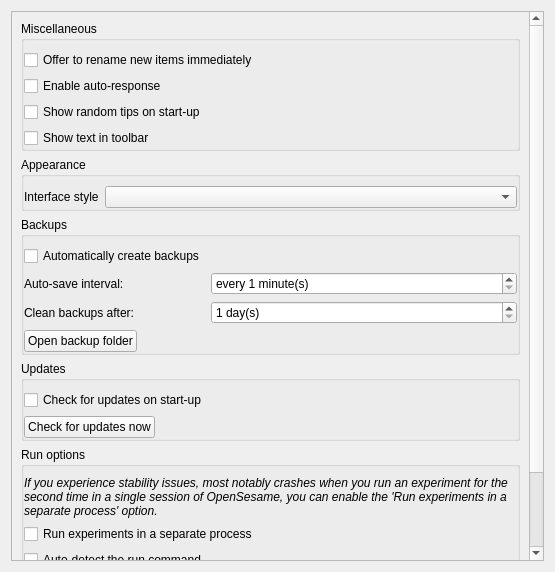
Before: the Qt Designer form resources/preferences_widget.ui in open-cogsci/OpenSesame, drawn with Qt 5.
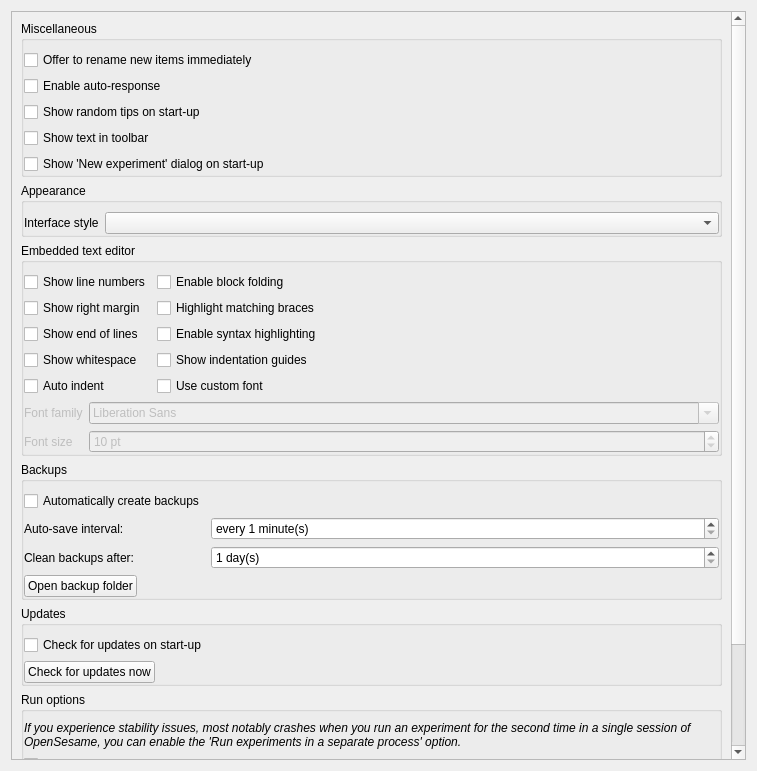
After: the same form once the commit is applied. Icons and pictures are not drawn.

Commit message: Various changes related to QScintilla and config.py

Diff of the .ui file:
```diff
--- a/resources/preferences_widget.ui
+++ b/resources/preferences_widget.ui
@@ -6,8 +6,8 @@
    <rect>
     <x>0</x>
     <y>0</y>
-    <width>555</width>
-    <height>572</height>
+    <width>757</width>
+    <height>771</height>
    </rect>
   </property>
   <property name="windowTitle">
@@ -24,8 +24,8 @@
        <rect>
         <x>0</x>
         <y>0</y>
-        <width>525</width>
-        <height>666</height>
+        <width>727</width>
+        <height>930</height>
        </rect>
       </property>
       <layout class="QVBoxLayout" name="verticalLayout_2">
@@ -78,6 +78,13 @@
             </property>
            </widget>
           </item>
+          <item row="4" column="0">
+           <widget class="QCheckBox" name="checkbox_new_experiment_dialog">
+            <property name="text">
+             <string>Show 'New experiment' dialog on start-up</string>
+            </property>
+           </widget>
+          </item>
          </layout>
         </widget>
        </item>
@@ -90,6 +97,9 @@
           <property name="leftMargin">
            <number>0</number>
           </property>
+          <property name="topMargin">
+           <number>9</number>
+          </property>
           <property name="rightMargin">
            <number>0</number>
           </property>
@@ -109,6 +119,142 @@
          </layout>
         </widget>
        </item>
+       <item>
+        <widget class="QGroupBox" name="groupbox_scintilla">
+         <property name="title">
+          <string>Embedded text editor</string>
+         </property>
+         <layout class="QFormLayout" name="formLayout_5">
+          <property name="fieldGrowthPolicy">
+           <enum>QFormLayout::AllNonFixedFieldsGrow</enum>
+          </property>
+          <property name="leftMargin">
+           <number>0</number>
+          </property>
+          <property name="rightMargin">
+           <number>0</number>
+          </property>
+          <property name="bottomMargin">
+           <number>0</number>
+          </property>
+          <item row="0" column="0">
+           <widget class="QCheckBox" name="checkbox_scintilla_line_numbers">
+            <property name="text">
+             <string>Show line numbers</string>
+            </property>
+           </widget>
+          </item>
+          <item row="0" column="1">
+           <widget class="QCheckBox" name="checkbox_scintilla_folding">
+            <property name="text">
+             <string>Enable block folding</string>
+            </property>
+           </widget>
+          </item>
+          <item row="1" column="0">
+           <widget class="QCheckBox" name="checkbox_scintilla_right_margin">
+            <property name="text">
+             <string>Show right margin</string>
+            </property>
+           </widget>
+          </item>
+          <item row="1" column="1">
+           <widget class="QCheckBox" name="checkbox_scintilla_brace_match">
+            <property name="text">
+             <string>Highlight matching braces</string>
+            </property>
+           </widget>
+          </item>
+          <item row="2" column="0">
+           <widget class="QCheckBox" name="checkbox_scintilla_eol_visible">
+            <property name="text">
+             <string>Show end of lines</string>
+            </property>
+           </widget>
+          </item>
+          <item row="2" column="1">
+           <widget class="QCheckBox" name="checkbox_scintilla_syntax_highlighting">
+            <property name="text">
+             <string>Enable syntax highlighting</string>
+            </property>
+           </widget>
+          </item>
+          <item row="3" column="0">
+           <widget class="QCheckBox" name="checkbox_scintilla_whitespace_visible">
+            <property name="text">
+             <string>Show whitespace</string>
+            </property>
+           </widget>
+          </item>
+          <item row="3" column="1">
+           <widget class="QCheckBox" name="checkbox_scintilla_indentation_guides">
+            <property name="text">
+             <string>Show indentation guides</string>
+            </property>
+           </widget>
+          </item>
+          <item row="4" column="0">
+           <widget class="QCheckBox" name="checkbox_scintilla_auto_indent">
+            <property name="text">
+             <string>Auto indent</string>
+            </property>
+           </widget>
+          </item>
+          <item row="4" column="1">
+           <widget class="QCheckBox" name="checkbox_scintilla_custom_font">
+            <property name="text">
+             <string>Use custom font</string>
+            </property>
+           </widget>
+          </item>
+          <item row="5" column="0" colspan="2">
+           <widget class="QWidget" name="widget_scintilla_font" native="true">
+            <property name="enabled">
+             <bool>false</bool>
+            </property>
+            <layout class="QFormLayout" name="formLayout_6">
+             <property name="fieldGrowthPolicy">
+              <enum>QFormLayout::AllNonFixedFieldsGrow</enum>
+             </property>
+             <property name="margin">
+              <number>0</number>
+             </property>
+             <item row="0" column="0">
+              <widget class="QLabel" name="label_4">
+               <property name="text">
+                <string>Font family</string>
+               </property>
+              </widget>
+             </item>
+             <item row="0" column="1">
+              <widget class="QFontComboBox" name="font_scintilla_font_family"/>
+             </item>
+             <item row="1" column="0">
+              <widget class="QLabel" name="label_5">
+               <property name="text">
+                <string>Font size</string>
+               </property>
+              </widget>
+             </item>
+             <item row="1" column="1">
+              <widget class="QSpinBox" name="spinbox_scintilla_font_size">
+               <property name="suffix">
+                <string> pt</string>
+               </property>
+               <property name="minimum">
+                <number>2</number>
+               </property>
+               <property name="value">
+                <number>10</number>
+               </property>
+              </widget>
+             </item>
+            </layout>
+           </widget>
+          </item>
+         </layout>
+        </widget>
+       </item>
        <item>
         <widget class="QGroupBox" name="groupBox">
          <property name="sizePolicy">
@@ -218,6 +364,9 @@
           <string>Updates</string>
          </property>
          <layout class="QFormLayout" name="formLayout">
+          <property name="fieldGrowthPolicy">
+           <enum>QFormLayout::AllNonFixedFieldsGrow</enum>
+          </property>
           <property name="leftMargin">
            <number>0</number>
           </property>
```
Left out of the diff: 16 changed lines with no effect on the pictures. The commit also changes 25 other files.
